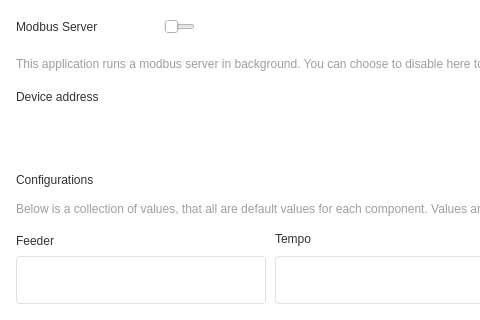
Above: modbus-application/settings.ui from Wolkabout/offset-printing-machine-simulator-application before the change; both pictures show x 0 to 480 and y 0 to 320 of the 800 by 488 pixel window. Below: the same form after it.
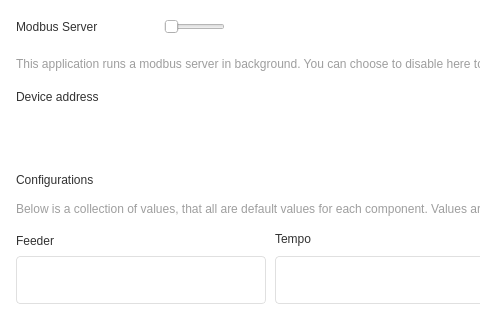
That is the form after the change.

```diff
--- a/modbus-application/settings.ui
+++ b/modbus-application/settings.ui
@@ -435,11 +435,14 @@
    <property name="geometry">
     <rect>
      <x>164</x>
-     <y>16</y>
-     <width>31</width>
-     <height>22</height>
+     <y>12</y>
+     <width>61</width>
+     <height>30</height>
     </rect>
    </property>
+   <property name="styleSheet">
+    <string notr="true">outline: 0; border: 0px;</string>
+   </property>
    <property name="maximum">
     <number>1</number>
    </property>
```
